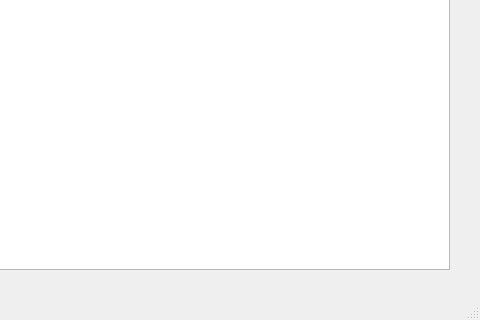
Before: the Qt Designer form ui/MainMenu.ui in rybkinn/PasswordSaver, drawn with Qt 5; both pictures show x 390 to 870 and y 280 to 600 of the 870 by 600 pixel window.
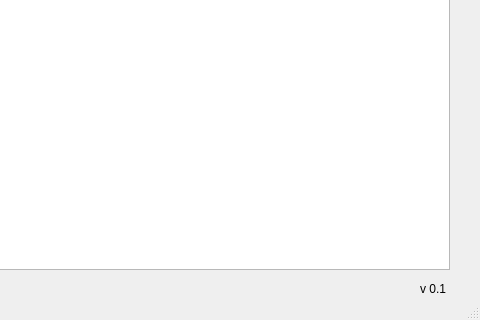
After: the same form once the commit is applied.

Patch:
```diff
--- a/ui/MainMenu.ui
+++ b/ui/MainMenu.ui
@@ -458,6 +458,19 @@
      <string>Добавить</string>
     </property>
    </widget>
+   <widget class="QLabel" name="label_2">
+    <property name="geometry">
+     <rect>
+      <x>810</x>
+      <y>540</y>
+      <width>31</width>
+      <height>20</height>
+     </rect>
+    </property>
+    <property name="text">
+     <string>v 0.1</string>
+    </property>
+   </widget>
   </widget>
   <widget class="QMenuBar" name="menubar">
    <property name="geometry">
```
